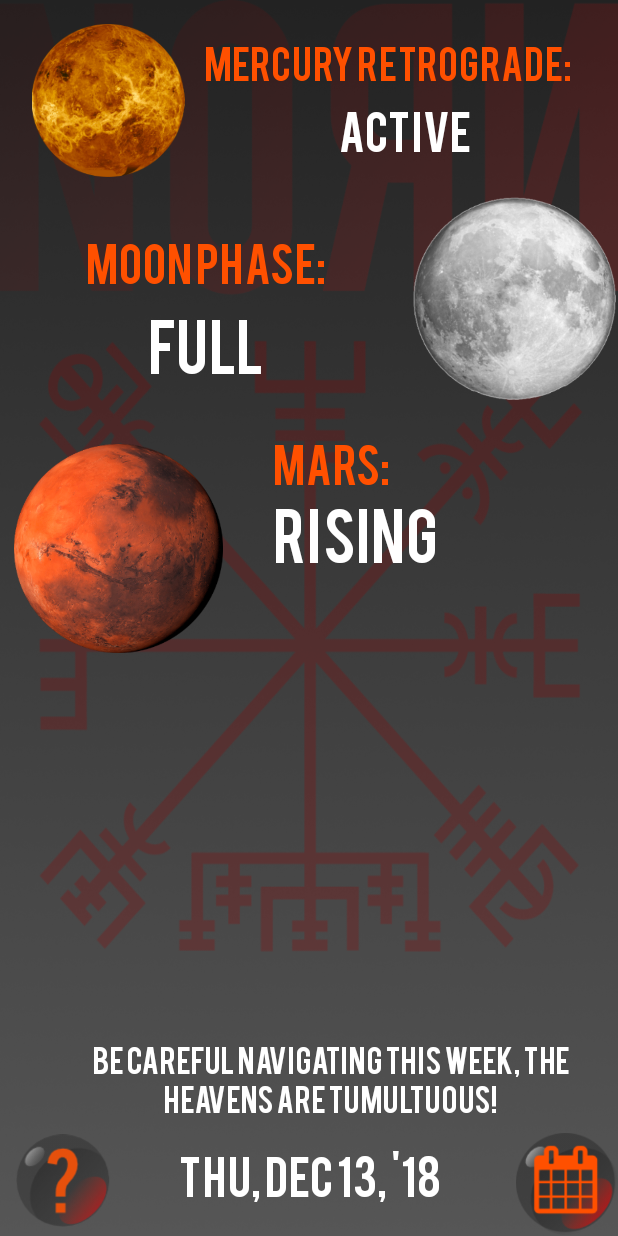
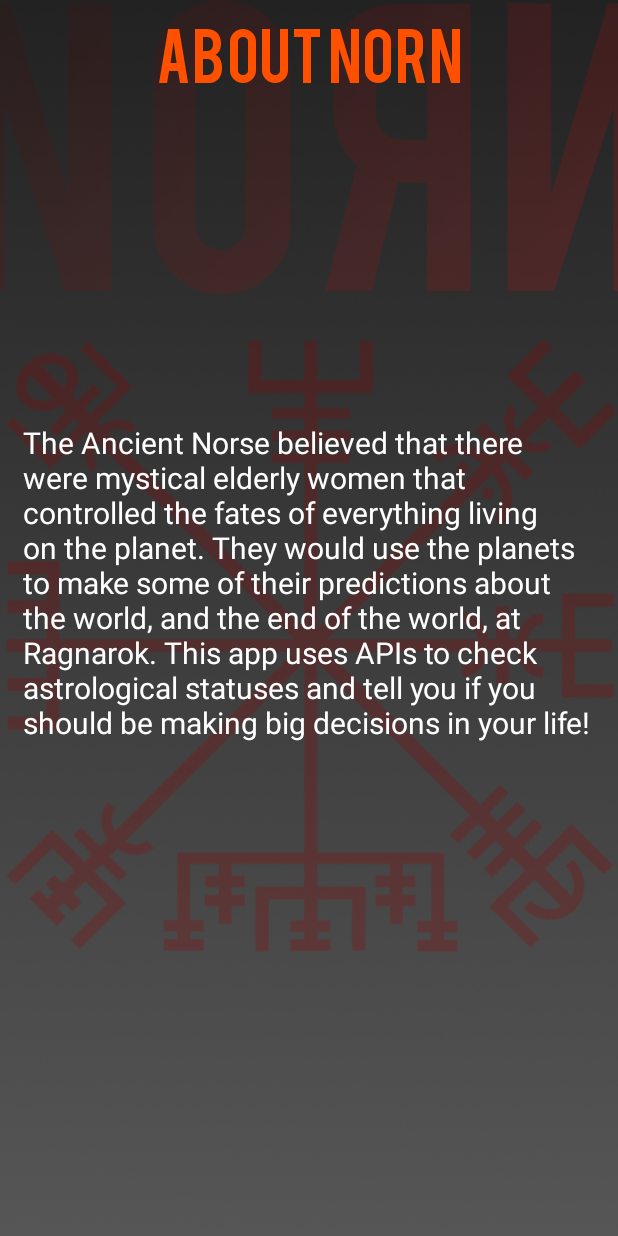
Before and after one commit to smity81435/DougSmithMAD, an Android app: the screen it shows after launch (MainActivity before the commit, Quest after it), after a tap on "question", on a phone screen of 412 x 824 dp. Run offline under Robolectric (Android 15) with nearby library versions, the phone set to English and light mode, and no system bars.

Commit message:
NORN update 21:22

```diff
--- /dev/null
+++ b/projects/NORN/app/src/main/java/com/example/douglassmith/norn/Fortune.java
@@ -0,0 +1,10 @@
+package com.example.douglassmith.norn;
+
+public class Fortune {
+    private String date;
+    private String fortuneText;
+    private void setFortuneInfo(){
+
+    }
+
+}
--- a/projects/NORN/app/src/main/java/com/example/douglassmith/norn/MainActivity.java
+++ b/projects/NORN/app/src/main/java/com/example/douglassmith/norn/MainActivity.java
@@ -4,27 +4,67 @@ import android.content.Intent;
 import android.support.v7.app.AppCompatActivity;
 import android.os.Bundle;
 import android.view.View;
+import android.widget.Button;
+import android.widget.ImageButton;
 import android.widget.TextView;
 
 import java.text.SimpleDateFormat;
 import java.util.Date;
 
 public class MainActivity extends AppCompatActivity {
+    public static final int REQUEST_CODE_GETDATE = 666;
+    private Fortune myFortune = new Fortune();
+//    private Button pickDateButton;
+
 
     @Override
     protected void onCreate(Bundle savedInstanceState) {
         super.onCreate(savedInstanceState);
         setContentView(R.layout.activity_main);
+        //set date string
         SimpleDateFormat formatter
                 = new SimpleDateFormat ("EEE, MMM d, ''yy" );
         Date currentTime_1 = new Date();
         String dateString = formatter.format(currentTime_1);
         TextView usedDate = (TextView) findViewById(R.id.currentDate);
         usedDate.setText(dateString);
+        //date button clicked
+        final ImageButton pickDateButton = findViewById(R.id.cal);
+        View.OnClickListener dateclick = new View.OnClickListener() {
+            public void onClick(View v) {
+                //explicit
+                Intent intent = new Intent(MainActivity.this, RTcalendar.class);
+
+                startActivityForResult(intent, REQUEST_CODE_GETDATE);
+            }
+        };
+        pickDateButton.setOnClickListener(dateclick);
+
+        //date button clicked
+        final ImageButton pickQuestButton = findViewById(R.id.question);
+        View.OnClickListener questclick = new View.OnClickListener() {
+            public void onClick(View v) {
+                //implicit
+                Intent intent = new Intent(MainActivity.this, Quest.class);
+                startActivity(intent);
+            }
+        };
+        pickQuestButton.setOnClickListener(questclick);
+
+        //pickDateButton = new ImageButton(this);
+
+//        pickDateButton.setOnClickListener(new View.OnClickListener() {
+//            @Override
+//            public void onClick(View v) {
+//                dateButtonClicked();
+//            }
+//        });
+
     }
-    public void sendMessage(View view)
-    {
-        Intent intent = new Intent(MainActivity.this, RTcalendar.class);
-        startActivity(intent);
-    }
+//    public void sendMessage(View view)
+//    {
+//        Intent intent = new Intent(MainActivity.this, RTcalendar.class);
+//        startActivity(intent);
+//    }
+
 }
--- /dev/null
+++ b/projects/NORN/app/src/main/java/com/example/douglassmith/norn/Quest.java
@@ -0,0 +1,16 @@
+package com.example.douglassmith.norn;
+
+import android.os.Bundle;
+import android.support.v7.app.AppCompatActivity;
+
+public class Quest extends AppCompatActivity {
+    @Override
+    protected void onCreate(Bundle savedInstanceState){
+        super.onCreate(savedInstanceState);
+        setContentView(R.layout.activity_quest);
+
+
+
+    }
+
+}
--- /dev/null
+++ b/projects/NORN/app/src/main/res/layout/activity_quest.xml
@@ -0,0 +1,51 @@
+<?xml version="1.0" encoding="utf-8"?>
+<android.support.constraint.ConstraintLayout
+    xmlns:android="http://schemas.android.com/apk/res/android"
+    xmlns:app="http://schemas.android.com/apk/res-auto"
+    xmlns:tools="http://schemas.android.com/tools"
+    android:layout_width="match_parent"
+    android:layout_height="match_parent">
+
+    <ImageView
+        android:id="@+id/back"
+        android:layout_width="wrap_content"
+        android:layout_height="wrap_content"
+        android:contentDescription="@string/backDesc"
+        android:scaleType="centerCrop"
+        app:layout_constraintBottom_toBottomOf="parent"
+        app:layout_constraintEnd_toEndOf="parent"
+        app:layout_constraintStart_toStartOf="parent"
+        app:layout_constraintTop_toTopOf="parent"
+        app:srcCompat="@drawable/norn" />
+
+    <TextView
+        android:id="@+id/aboutTitle"
+        android:layout_width="wrap_content"
+        android:layout_height="wrap_content"
+        android:layout_marginStart="8dp"
+        android:layout_marginTop="8dp"
+        android:layout_marginEnd="8dp"
+        android:fontFamily="@font/bebas"
+        android:text="@string/aboutTitle"
+        android:textColor="@color/orange"
+        android:textSize="40sp"
+        app:layout_constraintEnd_toEndOf="parent"
+        app:layout_constraintStart_toStartOf="parent"
+        app:layout_constraintTop_toTopOf="parent" />
+
+    <TextView
+        android:id="@+id/aboutText"
+        android:padding="15sp"
+        android:layout_width="wrap_content"
+        android:layout_height="353dp"
+        android:layout_marginTop="8dp"
+        android:layout_marginBottom="8dp"
+        android:text="@string/About"
+        android:textColor="@android:color/background_light"
+        android:textSize="20sp"
+        app:layout_constraintBottom_toBottomOf="parent"
+        app:layout_constraintEnd_toEndOf="parent"
+        app:layout_constraintStart_toStartOf="parent"
+        app:layout_constraintTop_toBottomOf="@+id/aboutTitle" />
+
+</android.support.constraint.ConstraintLayout>
--- a/projects/NORN/app/src/main/res/values/strings.xml
+++ b/projects/NORN/app/src/main/res/values/strings.xml
@@ -8,13 +8,18 @@
     <string name="date">24 May 2017</string>
     <string name="question">Question</string>
     <string name="isMerc">active</string>
-    <string name="fortune">Be Careful NAvigating this week, The heavens are tumultuous!</string>
+    <string name="fortune">Be Careful Navigating this week, The heavens are tumultuous!</string>
     <string name="marsDesc">Mars</string>
     <string name="mercDesc">Mercury</string>
     <string name="moonDesc">Moon</string>
     <string name="calDesc">calendar</string>
     <string name="questDesc">question</string>
     <string name="prompt">Select a Date</string>
-
+    <string name="selectedDate">Apr 15 2019</string>
+    <string name="backDesc">background</string>
+    <string name="buttText">Ask the Norns</string>
+    <string name="dp">Date Picker</string>
+    <string name="aboutTitle">About NORN</string>
+    <string name="About">The Ancient Norse believed that there were mystical elderly women that controlled the fates of everything living on the planet. They would use the planets to make some of their predictions about the world, and the end of the world, at Ragnarok. This app uses APIs to check astrological statuses and tell you if you should be making big decisions in your life! </string>
 
 </resources>
```
Also changed, not shown: projects/NORN/app/src/main/AndroidManifest.xml (+7 -0 lines), projects/NORN/app/src/main/java/com/example/douglassmith/norn/RTcalendar.java (+76 -6 lines), projects/NORN/app/src/main/res/layout/activity_rtcalendar.xml (+58 -4 lines).
